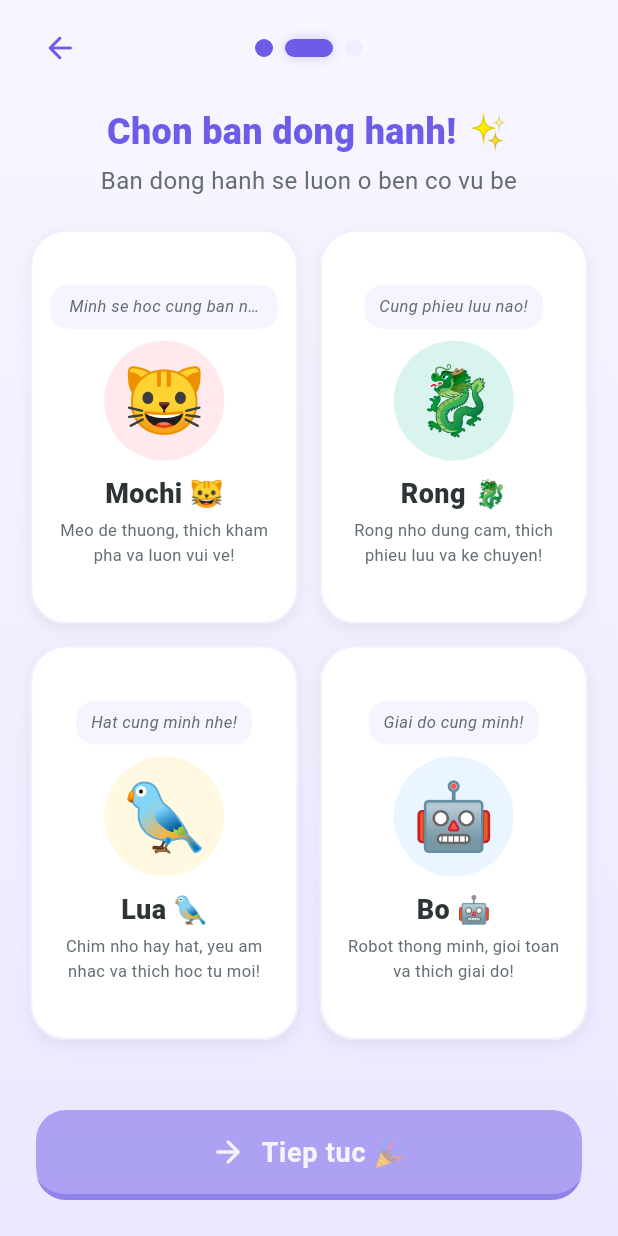
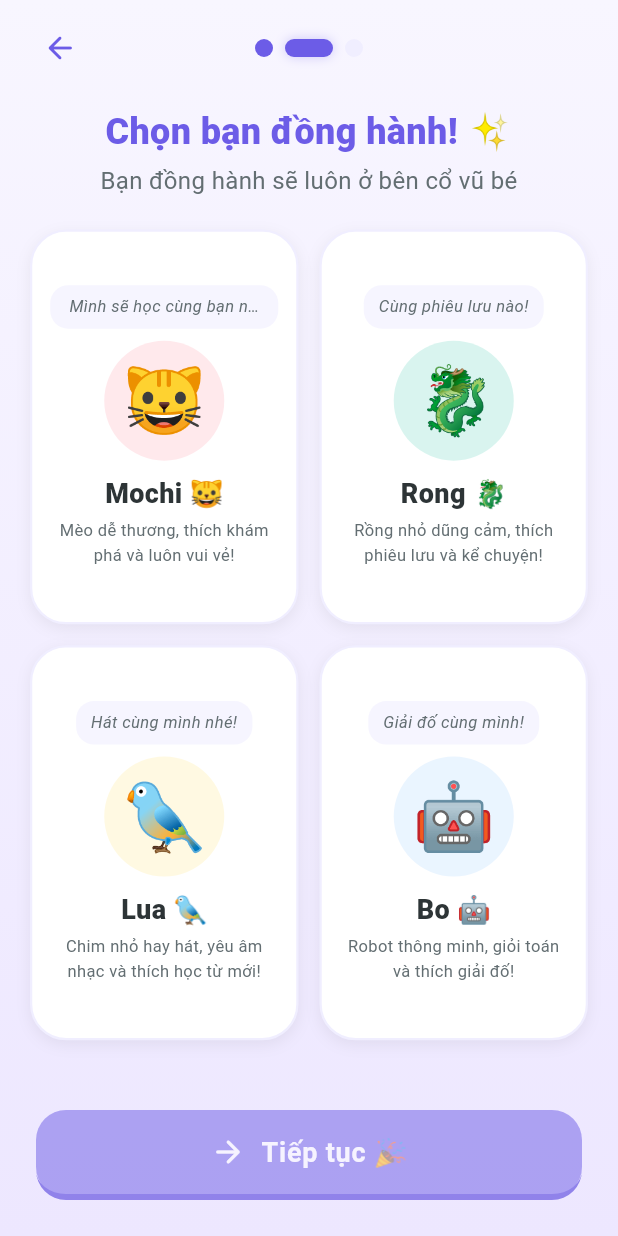
Before and after one commit to dle90/kita, a Flutter app: the CharacterSelectScreen screen opened by its route, on a phone screen of 412 x 824 dp. Run offline on Flutter 3.47's test engine with Material 3 defaults, Android fonts, the phone set to English and light mode, and no system bars; our stand-ins replace dio, flutter_riverpod, flutter_secure_storage, flutter_tts, go_router, just_audio and 1 more; missing offline and left inert: dart:js_interop, record; accounts and stored records are empty; network calls fail.

Commit message:
fix: restore Vietnamese diacritical marks lost by polish agents
~60 string replacements across 5 files:
parent_gate, character_select, placement_test,
session_home, session_complete

Co-Authored-By: Claude Opus 4.6 (1M context) <noreply@anthropic.com>

```diff
--- a/flutter_app/lib/features/onboarding/presentation/screens/character_select_screen.dart
+++ b/flutter_app/lib/features/onboarding/presentation/screens/character_select_screen.dart
@@ -33,8 +33,8 @@ const _characters = [
     id: 'mochi',
     name: 'Mochi \u{1F431}',
     emoji: '\u{1F431}',
-    personality: 'Meo de thuong, thich kham pha va luon vui ve!',
-    quote: 'Minh se hoc cung ban nhe!',
+    personality: 'Mèo dễ thương, thích khám phá và luôn vui vẻ!',
+    quote: 'Mình sẽ học cùng bạn nhé!',
     color: AppColors.mochiCat,
     accentColor: AppColors.mochiCatAccent,
   ),
@@ -42,8 +42,8 @@ const _characters = [
     id: 'rong',
     name: 'Rong \u{1F409}',
     emoji: '\u{1F409}',
-    personality: 'Rong nho dung cam, thich phieu luu va ke chuyen!',
-    quote: 'Cung phieu luu nao!',
+    personality: 'Rồng nhỏ dũng cảm, thích phiêu lưu và kể chuyện!',
+    quote: 'Cùng phiêu lưu nào!',
     color: AppColors.rongDragon,
     accentColor: AppColors.rongDragonAccent,
   ),
@@ -51,8 +51,8 @@ const _characters = [
     id: 'lua',
     name: 'Lua \u{1F426}',
     emoji: '\u{1F426}',
-    personality: 'Chim nho hay hat, yeu am nhac va thich hoc tu moi!',
-    quote: 'Hat cung minh nhe!',
+    personality: 'Chim nhỏ hay hát, yêu âm nhạc và thích học từ mới!',
+    quote: 'Hát cùng mình nhé!',
     color: AppColors.luaBird,
     accentColor: AppColors.luaBirdAccent,
   ),
@@ -60,8 +60,8 @@ const _characters = [
     id: 'bo',
     name: 'Bo \u{1F916}',
     emoji: '\u{1F916}',
-    personality: 'Robot thong minh, gioi toan va thich giai do!',
-    quote: 'Giai do cung minh!',
+    personality: 'Robot thông minh, giỏi toán và thích giải đố!',
+    quote: 'Giải đố cùng mình!',
     color: AppColors.boRobot,
     accentColor: AppColors.boRobotAccent,
   ),
@@ -137,7 +137,7 @@ class _CharacterSelectScreenState extends ConsumerState<CharacterSelectScreen>
 
               // Title
               Text(
-                'Chon ban dong hanh! \u{2728}',
+                'Chọn bạn đồng hành! \u{2728}',
                 style: AppTypography.headlineMedium.copyWith(
                   color: AppColors.primary,
                   fontWeight: FontWeight.w800,
@@ -146,7 +146,7 @@ class _CharacterSelectScreenState extends ConsumerState<CharacterSelectScreen>
               ),
               const SizedBox(height: 6),
               Text(
-                'Ban dong hanh se luon o ben co vu be',
+                'Bạn đồng hành sẽ luôn ở bên cổ vũ bé',
                 style: AppTypography.bodyMedium.copyWith(
                   color: AppColors.textSecondary,
                 ),
@@ -365,7 +365,7 @@ class _CharacterSelectScreenState extends ConsumerState<CharacterSelectScreen>
               Padding(
                 padding: const EdgeInsets.all(24),
                 child: KitaButton(
-                  label: 'Tiep tuc \u{1F389}',
+                  label: 'Tiếp tục \u{1F389}',
                   onPressed: selectedId != null
                       ? () {
                           ref
--- a/flutter_app/lib/features/onboarding/presentation/screens/parent_gate_screen.dart
+++ b/flutter_app/lib/features/onboarding/presentation/screens/parent_gate_screen.dart
@@ -53,7 +53,7 @@ class _ParentGateScreenState extends ConsumerState<ParentGateScreen>
     if (_nameController.text.trim().isEmpty) {
       ScaffoldMessenger.of(context).showSnackBar(
         const SnackBar(
-          content: Text('Vui long nhap ten cua be'),
+          content: Text('Vui lòng nhập tên của bé'),
           backgroundColor: AppColors.warning,
         ),
       );
@@ -73,7 +73,7 @@ class _ParentGateScreenState extends ConsumerState<ParentGateScreen>
         hour: _selectedTime.hour,
         minute: _selectedTime.minute,
       ),
-      helpText: 'Chon gio nhac nho hoc bai',
+      helpText: 'Chọn giờ nhắc nhở học bài',
     );
     if (picked != null) {
       setState(() {
@@ -165,7 +165,7 @@ class _ParentGateScreenState extends ConsumerState<ParentGateScreen>
 
                 // Welcome message
                 Text(
-                  'Xin chao phu huynh! \u{1F44B}',
+                  'Xin chào phụ huynh! \u{1F44B}',
                   style: AppTypography.headlineMedium.copyWith(
                     color: AppColors.primary,
                     fontWeight: FontWeight.w800,
@@ -174,7 +174,7 @@ class _ParentGateScreenState extends ConsumerState<ParentGateScreen>
                 ),
                 const SizedBox(height: 8),
                 Text(
-                  'Cho chung toi biet them ve be\nde ca nhan hoa trai nghiem hoc',
+                  'Cho chúng tôi biết thêm về bé\nđể cá nhân hóa trải nghiệm học',
                   style: AppTypography.bodyMedium.copyWith(
                     color: AppColors.textSecondary,
                   ),
@@ -185,13 +185,13 @@ class _ParentGateScreenState extends ConsumerState<ParentGateScreen>
                 // Kid's display name
                 _buildSectionCard(
                   icon: '\u{1F466}',
-                  title: 'Ten cua be',
+                  title: 'Tên của bé',
                   child: TextFormField(
                     controller: _nameController,
                     style: AppTypography.bodyLarge,
                     textCapitalization: TextCapitalization.words,
                     decoration: InputDecoration(
-                      hintText: 'Nhap ten be (vd: Minh)',
+                      hintText: 'Nhập tên bé (vd: Minh)',
                       prefixIcon:
                           const Icon(Icons.child_care, size: 24, color: AppColors.primary),
                       filled: true,
@@ -226,7 +226,7 @@ class _ParentGateScreenState extends ConsumerState<ParentGateScreen>
                 // Age slider - big and visual
                 _buildSectionCard(
                   icon: '\u{1F382}',
-                  title: 'Tuoi cua be',
+                  title: 'Tuổi của bé',
                   child: Column(
                     children: [
                       // Big bouncy age number
@@ -268,7 +268,7 @@ class _ParentGateScreenState extends ConsumerState<ParentGateScreen>
                       ),
                       const SizedBox(height: 4),
                       Text(
-                        'tuoi',
+                        'tuổi',
                         style: AppTypography.labelMedium.copyWith(
                           color: AppColors.textSecondary,
                         ),
@@ -304,7 +304,7 @@ class _ParentGateScreenState extends ConsumerState<ParentGateScreen>
                                 min: 5,
                                 max: 12,
                                 divisions: 7,
-                                label: '${onboardingState.age} tuoi',
+                                label: '${onboardingState.age} tuổi',
                                 onChanged: (value) {
                                   ref
                                       .read(onboardingProvider.notifier)
@@ -331,7 +331,7 @@ class _ParentGateScreenState extends ConsumerState<ParentGateScreen>
                 // English level - colorful pill buttons
                 _buildSectionCard(
                   icon: '\u{1F4DA}',
-                  title: 'Trinh do tieng Anh hien tai',
+                  title: 'Trình độ tiếng Anh hiện tại',
                   child: Column(
                     children: EnglishLevel.values.map((level) {
                       final isSelected = onboardingState.englishLevel == level;
@@ -445,7 +445,7 @@ class _ParentGateScreenState extends ConsumerState<ParentGateScreen>
                 // Notification time
                 _buildSectionCard(
                   icon: '\u{23F0}',
-                  title: 'Gio nhac nho hoc bai',
+                  title: 'Giờ nhắc nhở học bài',
                   child: GestureDetector(
                     onTap: _pickTime,
                     child: Container(
@@ -496,7 +496,7 @@ class _ParentGateScreenState extends ConsumerState<ParentGateScreen>
                               borderRadius: BorderRadius.circular(12),
                             ),
                             child: Text(
-                              'Doi',
+                              'Đổi',
                               style: AppTypography.labelSmall.copyWith(
                                 color: AppColors.primary,
                               ),
@@ -511,7 +511,7 @@ class _ParentGateScreenState extends ConsumerState<ParentGateScreen>
 
                 // Continue button
                 KitaButton(
-                  label: 'Tiep tuc \u{1F680}',
+                  label: 'Tiếp tục \u{1F680}',
                   onPressed: _onContinue,
                   icon: Icons.arrow_forward_rounded,
                 ),
--- a/flutter_app/lib/features/onboarding/presentation/screens/placement_test_screen.dart
+++ b/flutter_app/lib/features/onboarding/presentation/screens/placement_test_screen.dart
@@ -28,7 +28,7 @@ class _PlacementTestScreenState extends ConsumerState<PlacementTestScreen>
   late final AnimationController _encourageController;
   late final Animation<double> _encourageAnimation;
   late final AnimationController _sparkleController;
-  String _encourageText = 'Bat dau nhe! \u{1F31F}';
+  String _encourageText = 'Bắt đầu nhé! \u{1F31F}';
   bool _isSubmitting = false;
 
   @override
@@ -75,10 +75,10 @@ class _PlacementTestScreenState extends ConsumerState<PlacementTestScreen>
       _playSparkle();
       _answers.add(answer);
       final encouragements = [
-        'Tuyet voi! \u{2B50}',
-        'Gioi lam! \u{1F389}',
-        'Dung roi! \u{2728}',
-        'Hay qua! \u{1F44F}',
+        'Tuyệt vời! \u{2B50}',
+        'Giỏi lắm! \u{1F389}',
+        'Đúng rồi! \u{2728}',
+        'Hay quá! \u{1F44F}',
       ];
       _showEncouragement(
         encouragements[Random().nextInt(encouragements.length)],
@@ -95,9 +95,9 @@ class _PlacementTestScreenState extends ConsumerState<PlacementTestScreen>
       ref.read(soundEffectsProvider).playWrong();
       // Gentle wrong-answer feedback -- don't record, let them retry
       final nudges = [
-        'Gan dung roi! Thu lai nha! \u{1F4AA}',
-        'Chua dung, thu lan nua nhe! \u{1F60A}',
-        'Khong sao, chon lai nha! \u{1F31F}',
+        'Gần đúng rồi! Thử lại nha! \u{1F4AA}',
+        'Chưa đúng, thử lần nữa nhé! \u{1F60A}',
+        'Không sao, chọn lại nha! \u{1F31F}',
       ];
       _showEncouragement(
         nudges[Random().nextInt(nudges.length)],
@@ -131,7 +131,7 @@ class _PlacementTestScreenState extends ConsumerState<PlacementTestScreen>
         setState(() => _isSubmitting = false);
         ScaffoldMessenger.of(context).showSnackBar(
           const SnackBar(
-            content: Text('Da xay ra loi. Vui long thu lai.'),
+            content: Text('Đã xảy ra lỗi. Vui lòng thử lại.'),
             backgroundColor: AppColors.error,
           ),
         );
@@ -172,7 +172,7 @@ class _PlacementTestScreenState extends ConsumerState<PlacementTestScreen>
                       ),
                       const SizedBox(height: 24),
                       Text(
-                        'Dang chuan bi bai hoc cho be... \u{1F4DA}',
+                        'Đang chuẩn bị bài học cho bé... \u{1F4DA}',
                         style: AppTypography.bodyLarge.copyWith(
                           color: AppColors.primary,
                           fontWeight: FontWeight.w600,
@@ -180,7 +180,7 @@ class _PlacementTestScreenState extends ConsumerState<PlacementTestScreen>
                       ),
                       const SizedBox(height: 8),
                       Text(
-                        'Cho chut nhe!',
+                        'Chờ chút nhé!',
                         style: AppTypography.bodyMedium.copyWith(
                           color: AppColors.textSecondary,
                         ),
@@ -266,7 +266,7 @@ class _PlacementTestScreenState extends ConsumerState<PlacementTestScreen>
                         const SizedBox(height: 4),
                         // Round counter
                         Text(
-                          'Cau ${_currentRound + 1} / 4',
+                          'Câu ${_currentRound + 1} / 4',
                           style: AppTypography.labelSmall.copyWith(
                             color: AppColors.textHint,
                           ),
@@ -519,7 +519,7 @@ class _ListenAndTapRoundState extends State<_ListenAndTapRound> {
     return Column(
       children: [
         Text(
-          'Nghe va chon hinh dung:',
+          'Nghe và chọn hình đúng:',
           style: AppTypography.titleLarge.copyWith(
             fontWeight: FontWeight.w700,
           ),
@@ -738,7 +738,7 @@ class _SayHelloRoundState extends State<_SayHelloRound> {
           ),
           const SizedBox(height: 12),
           Text(
-            'Noi "Hello!" that to nhe!',
+            'Nói "Hello!" thật to nhé!',
             style: AppTypography.bodyLarge.copyWith(
               color: AppColors.textSecondary,
             ),
@@ -819,10 +819,10 @@ class _SayHelloRoundState extends State<_SayHelloRound> {
           const SizedBox(height: 16),
           Text(
             _isRecording
-                ? 'Dang nghe... \u{1F442}'
+                ? 'Đang nghe... \u{1F442}'
                 : _submitted
-                    ? 'Tuyet voi! \u{1F389}'
-                    : 'Nhan de noi \u{1F3A4}',
+                    ? 'Tuyệt vời! \u{1F389}'
+                    : 'Nhấn để nói \u{1F3A4}',
             style: AppTypography.bodyLarge.copyWith(
               color: _submitted ? AppColors.success : AppColors.textSecondary,
               fontWeight: FontWeight.w600,
@@ -908,10 +908,10 @@ class _SayHelloRoundState extends State<_SayHelloRound> {
         const SizedBox(height: 16),
         Text(
           _isRecording
-              ? 'Dang nghe... \u{1F442}'
+              ? 'Đang nghe... \u{1F442}'
               : _hasRecorded
-                  ? 'Tuyet voi! \u{1F389}'
-                  : 'Nhan de noi \u{1F3A4}',
+                  ? 'Tuyệt vời! \u{1F389}'
+                  : 'Nhấn để nói \u{1F3A4}',
           style: AppTypography.bodyLarge.copyWith(
             color: _hasRecorded ? AppColors.success : AppColors.textSecondary,
             fontWeight: FontWeight.w600,
@@ -969,7 +969,7 @@ class _ReadAndMatchRoundState extends State<_ReadAndMatchRound> {
     return Column(
       children: [
         Text(
-          'Doc tu nay:',
+          'Đọc từ này:',
           style: AppTypography.titleLarge.copyWith(fontWeight: FontWeight.w700),
         ),
         const SizedBox(height: 14),
@@ -995,7 +995,7 @@ class _ReadAndMatchRoundState extends State<_ReadAndMatchRound> {
         ),
         const SizedBox(height: 10),
         Text(
-          'Chon hinh phu hop:',
+          'Chọn hình phù hợp:',
           style: AppTypography.bodyMedium.copyWith(color: AppColors.textSecondary),
         ),
         const SizedBox(height: 20),
@@ -1118,7 +1118,7 @@ class _PhonicsRoundState extends State<_PhonicsRound> {
     return Column(
       children: [
         Text(
-          'Tu nao bat dau giong\nam cua "Ball"?',
+          'Từ nào bắt đầu giống\nâm của "Ball"?',
           style: AppTypography.titleLarge.copyWith(fontWeight: FontWeight.w700),
           textAlign: TextAlign.center,
         ),
--- a/flutter_app/lib/features/session/presentation/screens/session_complete_screen.dart
+++ b/flutter_app/lib/features/session/presentation/screens/session_complete_screen.dart
@@ -81,10 +81,10 @@ class _SessionCompleteScreenState extends ConsumerState<SessionCompleteScreen>
         : 0;
 
     final encouragements = [
-      'Tuyet voi! Gioi lam! \u{1F31F}',
-      'Xuat sac! Be lam tot qua! \u{1F389}',
-      'Hay qua! Co len nhe! \u{1F4AA}',
-      'Sieu gioi! Tiep tuc nao! \u{1F680}',
+      'Tuyệt vời! Giỏi lắm! \u{1F31F}',
+      'Xuất sắc! Bé làm tốt quá! \u{1F389}',
+      'Hay quá! Cố lên nhé! \u{1F4AA}',
+      'Siêu giỏi! Tiếp tục nào! \u{1F680}',
     ];
     final encourageText =
         encouragements[Random().nextInt(encouragements.length)];
@@ -169,7 +169,7 @@ class _SessionCompleteScreenState extends ConsumerState<SessionCompleteScreen>
                         ),
                         const SizedBox(height: 4),
                         Text(
-                          'ngoi sao \u{2B50}',
+                          'ngôi sao \u{2B50}',
                           style: AppTypography.titleMedium.copyWith(
                             color: AppColors.textSecondary,
                           ),
@@ -206,7 +206,7 @@ class _SessionCompleteScreenState extends ConsumerState<SessionCompleteScreen>
                             ],
                           ),
                           child: Text(
-                            'Ngay ${widget.dayNumber} hoan thanh! \u{1F3C6}',
+                            'Ngày ${widget.dayNumber} hoàn thành! \u{1F3C6}',
                             style: AppTypography.titleMedium.copyWith(
                               color: Colors.white,
                               fontWeight: FontWeight.w800,
@@ -255,7 +255,7 @@ class _SessionCompleteScreenState extends ConsumerState<SessionCompleteScreen>
                                 color: AppColors.success,
                                 value:
                                     '${accuracy.toStringAsFixed(0)}%',
-                                label: 'Chinh xac',
+                                label: 'Chính xác',
                               ),
                               Container(
                                 width: 1,
@@ -279,7 +279,7 @@ class _SessionCompleteScreenState extends ConsumerState<SessionCompleteScreen>
                                 icon: Icons.calendar_today_rounded,
                                 color: AppColors.primary,
                                 value: '${widget.dayNumber}/7',
-                                label: 'Ngay',
+                                label: 'Ngày',
                               ),
                             ],
                           ),
@@ -324,7 +324,7 @@ class _SessionCompleteScreenState extends ConsumerState<SessionCompleteScreen>
                           ),
                           const SizedBox(height: 10),
                           Text(
-                            'Luu tien trinh hoc cua be! \u{1F4BE}',
+                            'Lưu tiến trình học của bé! \u{1F4BE}',
                             style: AppTypography.titleSmall.copyWith(
                               color: AppColors.primary,
                               fontWeight: FontWeight.w700,
@@ -333,7 +333,7 @@ class _SessionCompleteScreenState extends ConsumerState<SessionCompleteScreen>
                           ),
                           const SizedBox(height: 14),
                           KitaButton(
-                            label: 'Tao tai khoan',
+                            label: 'Tạo tài khoản',
                             onPressed: () =>
                                 context.push(RoutePaths.accountLink),
                             icon: Icons.person_add_outlined,
@@ -358,8 +358,8 @@ class _SessionCompleteScreenState extends ConsumerState<SessionCompleteScreen>
                       ),
                       child: Text(
                         widget.dayNumber < 6
-                            ? 'Ngay mai se co bai hoc moi dang cho be! \u{1F4DA}'
-                            : 'Con mot ngay nua! Sap hoan thanh thu thach roi! \u{1F525}',
+                            ? 'Ngày mai sẽ có bài học mới đang chờ bé! \u{1F4DA}'
+                            : 'Còn một ngày nữa! Sắp hoàn thành thử thách rồi! \u{1F525}',
                         style: AppTypography.bodyMedium.copyWith(
                           color: AppColors.textSecondary,
                           fontWeight: FontWeight.w500,
@@ -372,7 +372,7 @@ class _SessionCompleteScreenState extends ConsumerState<SessionCompleteScreen>
                   // Action buttons
                   if (isDay7) ...[
                     KitaButton(
-                      label: 'Thu am trinh dien \u{1F3A4}',
+                      label: 'Thu âm trình diễn \u{1F3A4}',
                       onPressed: () => context.go(RoutePaths.day7Record),
                       icon: Icons.mic_rounded,
                       color: AppColors.secondary,
@@ -381,7 +381,7 @@ class _SessionCompleteScreenState extends ConsumerState<SessionCompleteScreen>
                   ],
 
                   KitaButton(
-                    label: 'Ve trang chinh \u{1F3E0}',
+                    label: 'Về trang chính \u{1F3E0}',
                     onPressed: () {
                       ref.read(sessionProvider.notifier).reset();
                       ref.invalidate(allSessionsProvider);
--- a/flutter_app/lib/features/session/presentation/screens/session_home_screen.dart
+++ b/flutter_app/lib/features/session/presentation/screens/session_home_screen.dart
@@ -27,13 +27,13 @@ class _SessionHomeScreenState extends ConsumerState<SessionHomeScreen>
   late final Animation<double> _buddyAnimation;
 
   static const _dayThemes = [
-    {'icon': '\u{1F44B}', 'label': 'Chao hoi'},
-    {'icon': '\u{1F468}\u{200D}\u{1F469}\u{200D}\u{1F467}', 'label': 'Gia dinh'},
-    {'icon': '\u{1F34E}', 'label': 'Do an'},
-    {'icon': '\u{1F3C3}', 'label': 'Hanh dong'},
-    {'icon': '\u{2600}\u{FE0F}', 'label': 'Thoi tiet'},
-    {'icon': '\u{1F504}', 'label': 'On tap'},
-    {'icon': '\u{1F389}', 'label': 'Trinh dien!'},
+    {'icon': '\u{1F44B}', 'label': 'Chào hỏi'},
+    {'icon': '\u{1F468}\u{200D}\u{1F469}\u{200D}\u{1F467}', 'label': 'Gia đình'},
+    {'icon': '\u{1F34E}', 'label': 'Đồ ăn'},
+    {'icon': '\u{1F3C3}', 'label': 'Hành động'},
+    {'icon': '\u{2600}\u{FE0F}', 'label': 'Thời tiết'},
+    {'icon': '\u{1F504}', 'label': 'Ôn tập'},
+    {'icon': '\u{1F389}', 'label': 'Trình diễn!'},
   ];
 
   @override
@@ -58,13 +58,13 @@ class _SessionHomeScreenState extends ConsumerState<SessionHomeScreen>
   }
 
   final _buddyMessages = const [
-    'Ngay 1! Bat dau hanh trinh nao! \u{1F680}',
-    'Ngay 2! Hom nay hoc ve gia dinh nhe! \u{1F468}\u{200D}\u{1F469}\u{200D}\u{1F467}',
-    'Ngay 3! Cung kham pha do an! \u{1F34E}',
-    'Ngay 4! Hoc ve hanh dong thoi! \u{1F3C3}',
-    'Ngay 5! Hom nay hoc ve thoi tiet! \u{2600}\u{FE0F}',
-    'Ngay 6! Sap hoan thanh roi! \u{1F4AA}',
-    'Ngay 7! Ngay cuoi cung - that tuyet! \u{1F389}',
+    'Ngày 1! Bắt đầu hành trình nào! \u{1F680}',
+    'Ngày 2! Hôm nay học về gia đình nhé! \u{1F468}\u{200D}\u{1F469}\u{200D}\u{1F467}',
+    'Ngày 3! Cùng khám phá đồ ăn! \u{1F34E}',
+    'Ngày 4! Học về hành động thôi! \u{1F3C3}',
+    'Ngày 5! Hôm nay học về thời tiết! \u{2600}\u{FE0F}',
+    'Ngày 6! Sắp hoàn thành rồi! \u{1F4AA}',
+    'Ngày 7! Ngày cuối cùng - thật tuyệt! \u{1F389}',
   ];
 
   @override
@@ -105,7 +105,7 @@ class _SessionHomeScreenState extends ConsumerState<SessionHomeScreen>
                           ),
                         ),
                         Text(
-                          'Thu thach 7 ngay \u{2728}',
+                          'Thử thách 7 ngày \u{2728}',
                           style: AppTypography.bodySmall.copyWith(
                             color: AppColors.textSecondary,
                           ),
@@ -233,7 +233,7 @@ class _SessionHomeScreenState extends ConsumerState<SessionHomeScreen>
                 padding:
                     const EdgeInsets.symmetric(horizontal: 24, vertical: 16),
                 child: KitaButton(
-                  label: 'Bat dau Ngay $_currentDay! \u{25B6}\u{FE0F}',
+                  label: 'Bắt đầu Ngày $_currentDay! \u{25B6}\u{FE0F}',
                   onPressed: () async {
                     ref.read(soundEffectsProvider).playTap();
                     await ref
@@ -414,7 +414,7 @@ class _SessionHomeScreenState extends ConsumerState<SessionHomeScreen>
                                     CrossAxisAlignment.start,
                                 children: [
                                   Text(
-                                    'Ngay $dayNumber',
+                                    'Ngày $dayNumber',
                                     style:
                                         AppTypography.titleSmall.copyWith(
                                       color: isCurrent
@@ -457,7 +457,7 @@ class _SessionHomeScreenState extends ConsumerState<SessionHomeScreen>
                                   borderRadius: BorderRadius.circular(12),
                                 ),
                                 child: Text(
-                                  'Hom nay',
+                                  'Hôm nay',
                                   style:
                                       AppTypography.labelSmall.copyWith(
                                     color: Colors.white,
```
